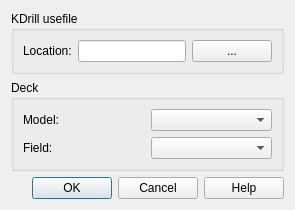
The window that kdrill/dialog.ui (fbriere/anki-kdrill) describes before a commit, drawn with Qt 5.
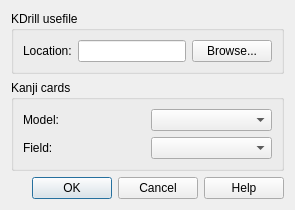
The same window after the commit.

Commit message: Made the UI just a little bit clearer

What changed in the file:
```diff
--- a/kdrill/dialog.ui
+++ b/kdrill/dialog.ui
@@ -45,7 +45,7 @@
       <item>
        <widget class="QPushButton" name="usefileButton">
         <property name="text">
-         <string>...</string>
+         <string>Browse...</string>
         </property>
        </widget>
       </item>
@@ -55,7 +55,7 @@
    <item>
     <widget class="QGroupBox" name="deckBox">
      <property name="title">
-      <string>Deck</string>
+      <string>Kanji cards</string>
      </property>
      <layout class="QVBoxLayout" name="verticalLayout">
       <item>
```
